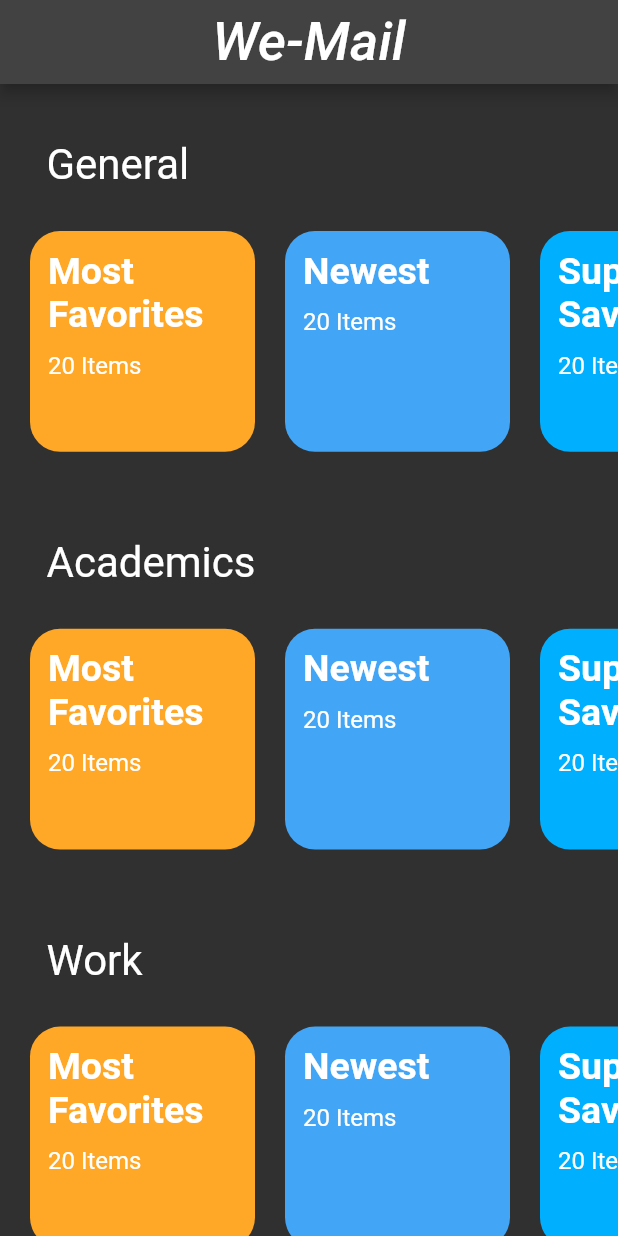
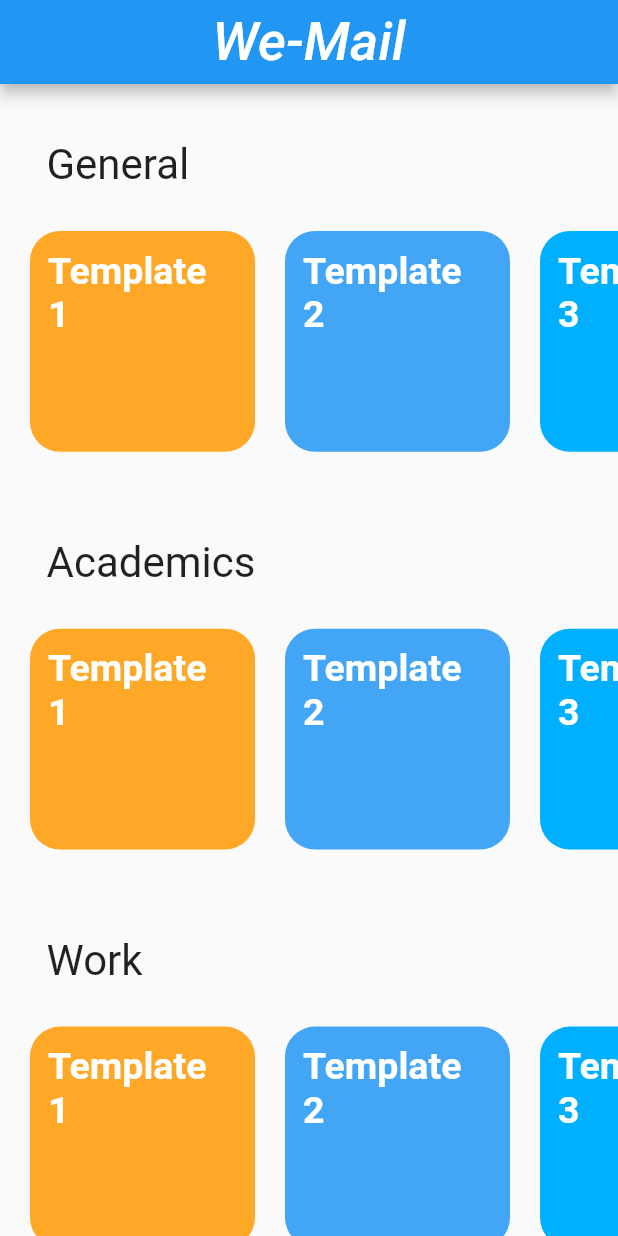
Before and after one commit to A-Bunch-of-Idiots/We-mail, a Flutter app: the screen it shows after launch, on a phone screen of 412 x 824 dp. Run offline on Flutter 3.47's test engine with Material 2 defaults, Android fonts, the phone set to English and light mode, and no system bars; our stand-ins replace auto_size_text; Roboto replaces fonts that are missing (Georgia, Hind, Raleway).

Commit message:
nisha change

```diff
--- a/frontend/we_mail/lib/category.dart
+++ b/frontend/we_mail/lib/category.dart
@@ -84,15 +84,15 @@ class Templates extends StatelessWidget {
                       children: <Widget>[
                         FlatButton(
                           onPressed: () => {},
-                          color: Colors.orange,
+                          color: Colors.orange.shade400,
                           padding: EdgeInsets.all(12.0),
                           child: Column(
                             // Replace with a Row for horizontal icon + text
                             children: <Widget>[
                               Text(
-                                "Academic\nPosition\nApplication",
+                                "Apply\nAcademic\nPosition",
                                 style: TextStyle(
-                                  fontSize: 20,
+                                  fontSize: 18,
                                   fontWeight: FontWeight.w700,
                                   color: Colors.white,
                                 ),
@@ -278,7 +278,7 @@ class Templates extends StatelessWidget {
                             // Replace with a Row for horizontal icon + text
                             children: <Widget>[
                               Text(
-                                "Lecture\nCancellation\nMail",
+                                "Cancel\nLecture",
                                 style: TextStyle(
                                   fontSize: 20,
                                   fontWeight: FontWeight.w700,
--- a/frontend/we_mail/lib/edit_template.dart
+++ b/frontend/we_mail/lib/edit_template.dart
@@ -21,9 +21,7 @@ class _EditTemplateState extends State<EditTemplate> {
                 padding: EdgeInsets.only(right: 20.0),
                 child: GestureDetector(
                   onTap: () {
-                    Navigator.of(context).push(MaterialPageRoute(
-                        builder: (context) =>
-                            const CreateTemplate(title: 'We-Mail')));
+
                   },
                   child: Icon(
                     Icons.check_circle,
--- a/frontend/we_mail/lib/main.dart
+++ b/frontend/we_mail/lib/main.dart
@@ -1,6 +1,7 @@
 import 'package:flutter/material.dart';
+import 'package:we_mail/create_template.dart';
 import './category.dart';
-
+import './create_template.dart';
 void main() {
   runApp(const MyApp());
 }
@@ -14,7 +15,7 @@ class MyApp extends StatelessWidget {
       title: 'We-Mail',
       theme: ThemeData(
         // Define the default brightness and colors.
-        brightness: Brightness.dark,
+        brightness: Brightness.light,
         // primaryColor: Colors.lightBlue[800],
 
         // Define the default font family.
@@ -25,7 +26,7 @@ class MyApp extends StatelessWidget {
         textTheme: const TextTheme(
           headline1: TextStyle(fontSize: 72.0, fontWeight: FontWeight.bold),
           headline6: TextStyle(fontSize: 36.0, fontStyle: FontStyle.italic),
-          bodyText2: TextStyle(fontSize: 14.0, fontFamily: 'Hind'),
+          bodyText2: TextStyle(fontSize: 14.0, fontFamily:'Raleway'),
         ),
       ),
       home: const MyHomePage(title: 'We-Mail'),
@@ -93,7 +94,7 @@ class CategoryName extends StatelessWidget {
                       child: Column(
                         // Replace with a Row for horizontal icon + text
                         children: <Widget>[
-                          Text(title,style: DefaultTextStyle.of(context).style.apply(fontSizeFactor: 2.0),),
+                          Text(title,style: DefaultTextStyle.of(context).style.apply(fontSizeFactor: 2.0)),
                         ],
                       ),
                     );
@@ -130,7 +131,7 @@ class TemplatesOverview extends StatelessWidget {
                     crossAxisAlignment: CrossAxisAlignment.start,
                     children: <Widget>[
                       Text(
-                        "Most\nFavorites",
+                        "Template 1",
                         style: TextStyle(
                             fontSize: 25,
                             color: Colors.white,
@@ -139,10 +140,7 @@ class TemplatesOverview extends StatelessWidget {
                       SizedBox(
                         height: 10,
                       ),
-                      Text(
-                        "20 Items",
-                        style: TextStyle(fontSize: 16, color: Colors.white),
-                      ),
+
                     ],
                   ),
                 ),
@@ -161,7 +159,7 @@ class TemplatesOverview extends StatelessWidget {
                       crossAxisAlignment: CrossAxisAlignment.start,
                       children: <Widget>[
                         Text(
-                          "Newest",
+                          "Template 2",
                           style: TextStyle(
                               fontSize: 25,
                               color: Colors.white,
@@ -170,10 +168,7 @@ class TemplatesOverview extends StatelessWidget {
                         SizedBox(
                           height: 10,
                         ),
-                        Text(
-                          "20 Items",
-                          style: TextStyle(fontSize: 16, color: Colors.white),
-                        ),
+
                       ],
                     ),
                   ),
@@ -192,7 +187,7 @@ class TemplatesOverview extends StatelessWidget {
                     crossAxisAlignment: CrossAxisAlignment.start,
                     children: <Widget>[
                       Text(
-                        "Super\nSaving",
+                        "Template 3",
                         style: TextStyle(
                             fontSize: 25,
                             color: Colors.white,
@@ -201,14 +196,66 @@ class TemplatesOverview extends StatelessWidget {
                       SizedBox(
                         height: 10,
                       ),
-                      Text(
-                        "20 Items",
-                        style: TextStyle(fontSize: 16, color: Colors.white),
-                      ),
+
                     ],
                   ),
                 ),
               ),
+              Container(
+                  width: 150,
+                  margin: EdgeInsets.only(right: 20),
+                  height: templateHeight,
+                  decoration: BoxDecoration(
+                    color: Colors.blue.shade400,
+                      borderRadius: BorderRadius.all(Radius.circular(20.0))),
+                  child: Padding(
+                    padding: const EdgeInsets.all(12.0),
+                    child: Column(
+                      mainAxisAlignment: MainAxisAlignment.spaceEvenly,
+                      children: <Widget>[
+                        FlatButton(
+                          onPressed: () => { Navigator.of(context).push(MaterialPageRoute(
+                        builder: (context) =>
+                            const CreateTemplate(title: 'We-Mail')))},
+                    color: Colors.blue.shade400,
+                          padding: EdgeInsets.all(12.0),
+                          child: Column(
+                            // Replace with a Row for horizontal icon + text
+                            children: <Widget>[
+                              Icon(
+
+                                Icons.add,size: 50,color: Colors.white,),
+
+                            ],
+                          ),
+                        ),
+                      ],
+                    ),
+                  ),
+                ),
+              // Container(
+              //   width: 150,
+              //   margin: EdgeInsets.only(right: 20),
+              //   height: templateHeight,
+              //   decoration: BoxDecoration(
+              //       color: Colors.lightBlueAccent.shade400,
+              //       borderRadius: BorderRadius.all(Radius.circular(20.0))),
+              //   child: Padding(
+              //     padding: const EdgeInsets.all(12.0),
+              //     child: Column(
+              //       crossAxisAlignment: CrossAxisAlignment.start,
+              //       children: <Widget>[Icon(Icons.add),
+              //         SizedBox(
+              //           height: 10,
+              //         ),
+              //         Text(
+              //           "20 Items",
+              //           style: TextStyle(fontSize: 16, color: Colors.white),
+              //         ),
+              //       ],
+              //     ),
+              //   ),
+              // ),
             ],
           ),
         ),
--- a/frontend/we_mail/lib/view_template3.dart
+++ b/frontend/we_mail/lib/view_template3.dart
@@ -38,7 +38,7 @@ class _ViewTemplateState extends State<ViewTemplate> {
             child: Container(
                 child: Text(
                     "To: name@email.com \n\nFrom: name@email.com \n\nSubject: Academic Administrative Position ___(Intake year) (___(posts, e.g.: -  Student Counsellor, Academic Sub Warden))\n\nDear Sir/Madam,\n\nPlease be kind enough to circulate the letter of the advertisement and the format attached herewith among your permanent academic staff enabling them to apply for the ___ (posts, e.g.: - Student Counsellor, Academic Sub Warden) posts before the closing date.\n\nThank you.\n\nBest regards,\n\n_________ (name, email signature)\n\n",
-                    style: TextStyle(fontSize: 18.0))),
+                    style: TextStyle(fontSize: 18.0,color: Colors.black))),
           ),
         ));
   }
```
